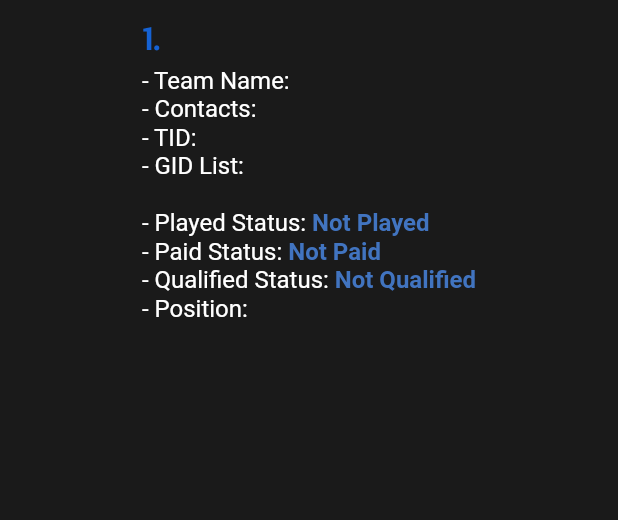
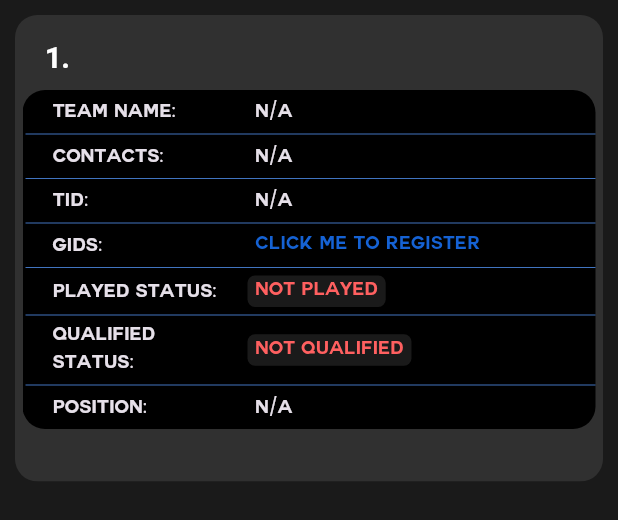
Before and after one commit to iamthetwodigiter/Megatronix, a Flutter app: the EventByGidCard widget shown alone on an empty page, opened directly with empty values, on a phone screen of 412 x 824 dp. Shown: the top 520 px of the screen. Run offline on Flutter 3.47's test engine with Material 3 defaults, Android fonts, the phone set to English and light mode, and no system bars; our stand-ins replace animate_do, animated_text_kit, cached_network_image, chewie, flutter_onboarding_slider, flutter_riverpod and 7 more; missing offline and left inert: blinking_text, flutter_floating_bottom_bar, onesignal_flutter, simple_speed_dial; accounts and stored records are empty; network calls fail.

Commit message:
feat: refactor EventByGidCard to use EventByGidCardTiles for improved layout and styling

```diff
--- a/lib/features/event_registration/presentation/widgets/event_by_gid_card.dart
+++ b/lib/features/event_registration/presentation/widgets/event_by_gid_card.dart
@@ -1,6 +1,6 @@
 import 'package:flutter/cupertino.dart';
-import 'package:megatronix/common/widgets/custom_richtext.dart';
 import 'package:megatronix/features/event_registration/domain/entities/event_registration_details_entity.dart';
+import 'package:megatronix/features/event_registration/presentation/widgets/event_by_gid_card_tiles.dart';
 import 'package:megatronix/theme/app_theme.dart';
 
 class EventByGidCard extends StatefulWidget {
@@ -27,7 +27,7 @@ class _EventByGidCardState extends State<EventByGidCard> {
   Widget build(BuildContext context) {
     final size = MediaQuery.sizeOf(context);
     return Container(
-      height: 275,
+      height: 331,
       width: size.width,
       alignment: Alignment.center,
       padding: EdgeInsets.all(10),
@@ -36,54 +36,62 @@ class _EventByGidCardState extends State<EventByGidCard> {
         color: AppTheme.scaffoldBackgroundColor,
         borderRadius: BorderRadius.circular(25),
       ),
-      child: Column(
-        crossAxisAlignment: CrossAxisAlignment.start,
-        children: [
-          Text(
+      child: ClipRRect(
+        borderRadius: BorderRadius.circular(15),
+        child: CupertinoListSection.insetGrouped(
+          margin: const EdgeInsets.all(5),
+          backgroundColor: AppTheme.darkBackground,
+          separatorColor: AppTheme.dividerColor,
+          dividerMargin: -40,
+          decoration: BoxDecoration(
+            color: AppTheme.blackBackground,
+            borderRadius: BorderRadius.circular(15),
+          ),
+          header: Text(
             '${widget.index + 1}. ${widget.eventByGidEntity.eventName}',
             style: TextStyle(
-              color: AppTheme.primaryBlueAccentColor,
-              fontSize: 22,
-              fontWeight: FontWeight.bold,
+              color: AppTheme.whiteBackground,
             ),
           ),
-          CustomRichtext(
-            title: '- Team Name',
-            subtitle: widget.eventByGidEntity.teamName,
+          children: [
+            EventByGidCardTiles(
+              leading: 'Team Name',
+              title: widget.eventByGidEntity.teamName,
             ),
-          CustomRichtext(
-            title: '- Contacts',
-            subtitle:
-                widget.eventByGidEntity.contacts.map((e) => e.name).join(", "),
+            EventByGidCardTiles(
+              leading: 'Contacts',
+              title: widget.eventByGidEntity.contacts
+                  .map((e) => e.name)
+                  .join(", "),
             ),
-          CustomRichtext(
-            title: '- TID',
-            subtitle: widget.eventByGidEntity.tid,
+            EventByGidCardTiles(
+              leading: 'TID',
+              title: widget.eventByGidEntity.tid,
             ),
-          CustomRichtext(
-            title: '- GID List',
-            subtitle: '\n${widget.eventByGidEntity.gidList.join("\n")}',
+            EventByGidCardTiles(
+              leading: 'GIDs',
+              title: widget.eventByGidEntity.gidList,
+              isGID: true,
             ),
-          CustomRichtext(
-            title: '- Played Status',
-            subtitle:
+            EventByGidCardTiles(
+              leading: 'Played Status',
+              title:
                   widget.eventByGidEntity.hasPlayed ? 'Played' : 'Not Played',
+              isTrue: true,
             ),
-          CustomRichtext(
-            title: '- Paid Status',
-            subtitle: widget.eventByGidEntity.paid ? 'Paid' : 'Not Paid',
-          ),
-          CustomRichtext(
-            title: '- Qualified Status',
-            subtitle: widget.eventByGidEntity.qualified
+            EventByGidCardTiles(
+              leading: 'Qualified Status',
+              title: widget.eventByGidEntity.qualified
                   ? 'Qualified'
                   : 'Not Qualified',
+              isTrue: true,
             ),
-          CustomRichtext(
-            title: '- Position',
-            subtitle: widget.eventByGidEntity.position,
+            EventByGidCardTiles(
+              leading: 'Position',
+              title: widget.eventByGidEntity.position,
             ),
           ],
+        ),
       ),
     );
   }
--- /dev/null
+++ b/lib/features/event_registration/presentation/widgets/event_by_gid_card_tiles.dart
@@ -0,0 +1,110 @@
+import 'package:flutter/material.dart';
+import 'package:megatronix/theme/app_theme.dart';
+
+class EventByGidCardTiles extends StatelessWidget {
+  final String leading;
+  final dynamic title;
+  final bool isGID;
+  final bool isTrue;
+  const EventByGidCardTiles({
+    super.key,
+    required this.leading,
+    required this.title,
+    this.isGID = false,
+    this.isTrue = false,
+  });
+
+  @override
+  Widget build(BuildContext context) {
+    return Padding(
+      padding: const EdgeInsets.symmetric(horizontal: 15, vertical: 5),
+      child: Row(
+        crossAxisAlignment: CrossAxisAlignment.center,
+        children: [
+          Container(
+            width: 125,
+            padding: EdgeInsets.only(left: 5),
+            decoration: BoxDecoration(
+              borderRadius: BorderRadius.circular(4),
+            ),
+            child: Text(
+              '$leading: ',
+              style: TextStyle(fontSize: 12),
+            ),
+          ),
+          !isTrue
+              ? Expanded(
+                  child: Container(
+                    padding: EdgeInsets.only(left: 5),
+                    margin: EdgeInsets.only(left: 10),
+                    decoration: BoxDecoration(
+                      borderRadius: BorderRadius.circular(4),
+                    ),
+                    child: isGID
+                        ? (title as List).isEmpty
+                            ? Text(
+                                'Click me to Register',
+                                style: TextStyle(
+                                  fontSize: 12,
+                                  color: AppTheme.primaryBlueAccentColor,
+                                  fontWeight: FontWeight.w300,
+                                ),
+                              )
+                            : SizedBox(
+                                height: 50,
+                                child: ListView.builder(
+                                  itemCount: (title as List).length,
+                                  itemBuilder: (context, index) {
+                                    final gid =
+                                        (title as List).elementAt(index);
+                                    return Text(
+                                      gid,
+                                      style: TextStyle(
+                                        color: AppTheme.primaryBlueAccentColor,
+                                        fontSize: 12,
+                                        fontWeight: FontWeight.w300,
+                                        decoration: TextDecoration.underline,
+                                        decorationColor:
+                                            AppTheme.primaryBlueAccentColor,
+                                        decorationThickness: 0.5,
+                                        decorationStyle:
+                                            TextDecorationStyle.double,
+                                      ),
+                                    );
+                                  },
+                                ),
+                              )
+                        : Text(
+                            title!.isEmpty ? 'N/A' : title!,
+                            style: TextStyle(
+                              fontSize: 12,
+                              fontWeight: FontWeight.w300,
+                            ),
+                            softWrap: true,
+                            overflow: TextOverflow.visible,
+                          ),
+                  ),
+                )
+              : Container(
+                  padding: EdgeInsets.symmetric(vertical: 2, horizontal: 5),
+                  margin: EdgeInsets.only(left: 10),
+                  decoration: BoxDecoration(
+                    color: AppTheme.scaffoldBackgroundColor,
+                    borderRadius: BorderRadius.circular(5),
+                  ),
+                  child: Text(
+                    title!,
+                    style: TextStyle(
+                      color: (title! == 'Qualified' || title! == 'Played')
+                          ? AppTheme.primaryGreenAccentColor
+                          : AppTheme.errorColor,
+                      fontSize: 12,
+                      fontWeight: FontWeight.bold,
+                    ),
+                  ),
+                ),
+        ],
+      ),
+    );
+  }
+}
```
Lines whose indentation alone changed are shown as unchanged.
